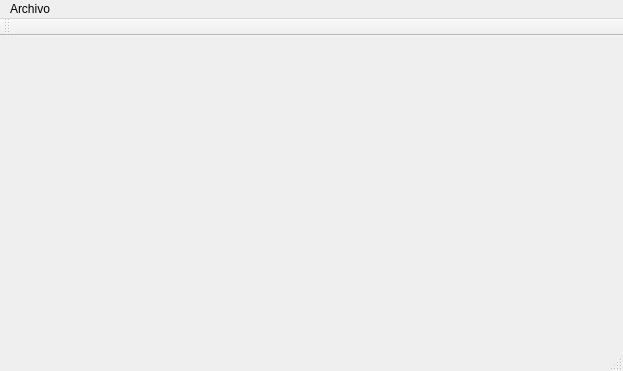
The window that mainwindow.ui (stsewd/polideportivo) describes before a commit, drawn with Qt 5.
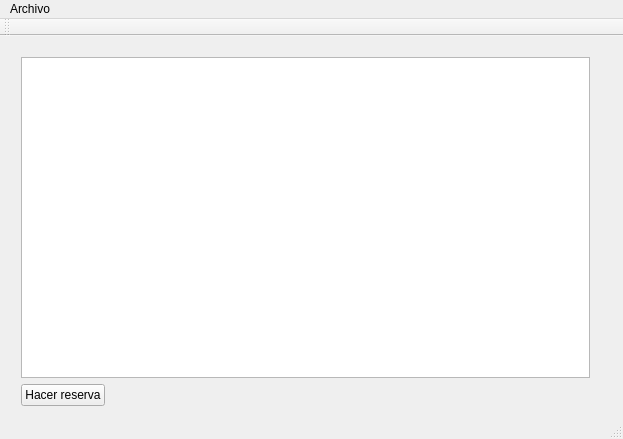
The same window after the commit.

```diff
--- a/mainwindow.ui
+++ b/mainwindow.ui
@@ -7,13 +7,53 @@
     <x>0</x>
     <y>0</y>
     <width>623</width>
-    <height>371</height>
+    <height>439</height>
    </rect>
   </property>
   <property name="windowTitle">
    <string>MainWindow</string>
   </property>
-  <widget class="QWidget" name="centralWidget"/>
+  <widget class="QWidget" name="centralWidget">
+   <widget class="QWidget" name="">
+    <property name="geometry">
+     <rect>
+      <x>10</x>
+      <y>10</y>
+      <width>591</width>
+      <height>371</height>
+     </rect>
+    </property>
+    <layout class="QVBoxLayout" name="verticalLayout">
+     <item>
+      <widget class="QTableView" name="tableView"/>
+     </item>
+     <item>
+      <layout class="QHBoxLayout" name="horizontalLayout">
+       <item>
+        <widget class="QPushButton" name="pushButton_2">
+         <property name="text">
+          <string>Hacer reserva</string>
+         </property>
+        </widget>
+       </item>
+       <item>
+        <spacer name="horizontalSpacer">
+         <property name="orientation">
+          <enum>Qt::Horizontal</enum>
+         </property>
+         <property name="sizeHint" stdset="0">
+          <size>
+           <width>40</width>
+           <height>20</height>
+          </size>
+         </property>
+        </spacer>
+       </item>
+      </layout>
+     </item>
+    </layout>
+   </widget>
+  </widget>
   <widget class="QMenuBar" name="menuBar">
    <property name="geometry">
     <rect>
```
